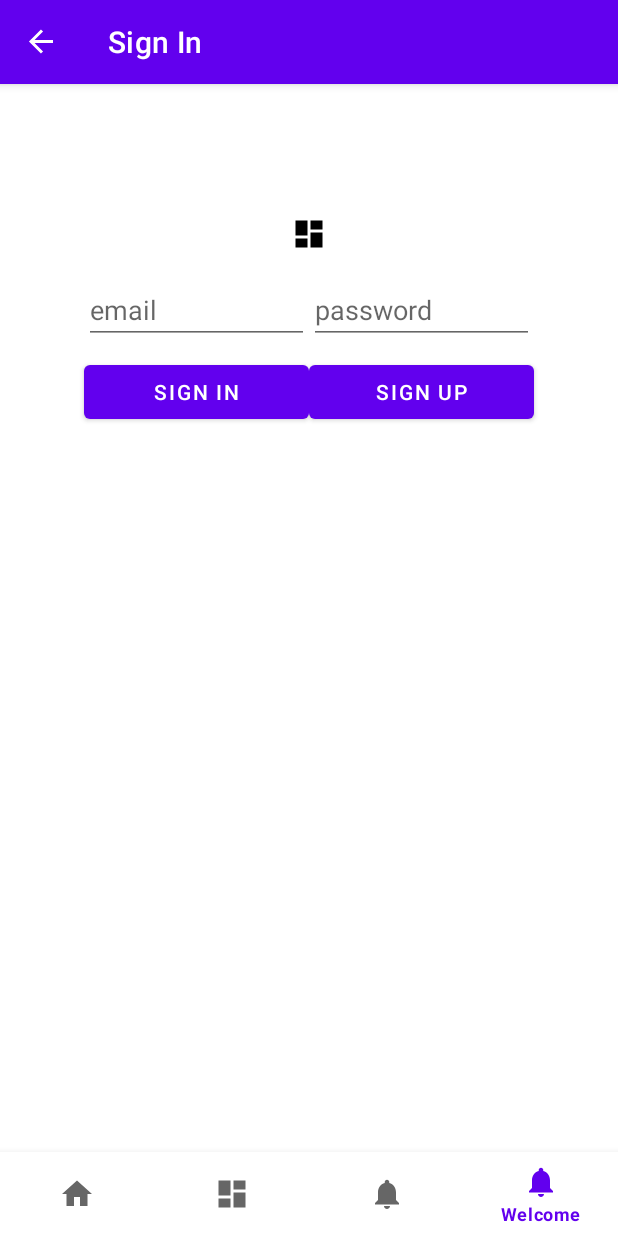
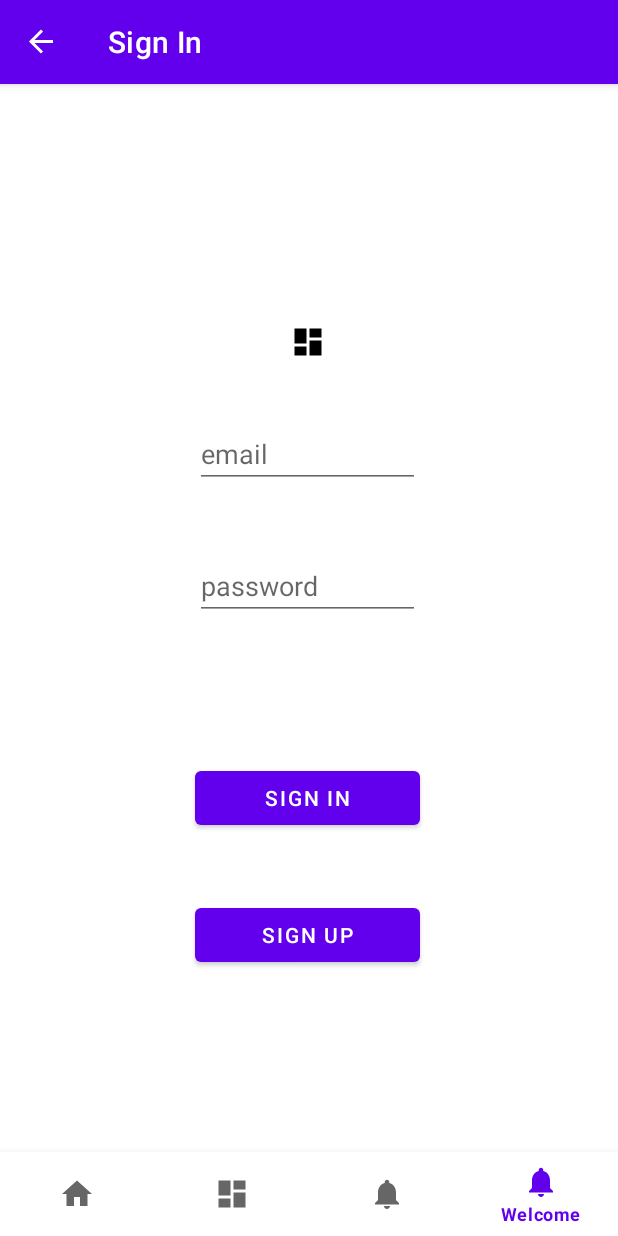
Before and after one commit to vivalavida624/HouseOnPalmProject, an Android app: the screen it shows after launch (MainActivity), item 4 of the bottom bar chosen, on a phone screen of 412 x 824 dp. Run offline under Robolectric (Android 15) with nearby library versions, the phone set to English and light mode, and no system bars; our stand-ins replace Firebase (no records; nobody signed in at launch, a user with empty details on screens opened directly), navigation-ui.

Commit message:
implement broker CRUD,but will some issue

```diff
--- a/app/src/main/java/com/map08/houseonpalm/MainActivity.kt
+++ b/app/src/main/java/com/map08/houseonpalm/MainActivity.kt
@@ -26,7 +26,7 @@ class MainActivity : AppCompatActivity() {
         // menu should be considered as top level destinations.
         val appBarConfiguration = AppBarConfiguration(
             setOf(
-                R.id.navigation_home, R.id.navigation_dashboard, R.id.navigation_notifications
+                R.id.navigation_home, R.id.navigation_broker, R.id.navigation_notifications
             )
         )
         setupActionBarWithNavController(navController, appBarConfiguration)
--- a/app/src/main/res/layout/fragment_sign_in.xml
+++ b/app/src/main/res/layout/fragment_sign_in.xml
@@ -1,6 +1,7 @@
 <?xml version="1.0" encoding="utf-8"?>
 <androidx.constraintlayout.widget.ConstraintLayout xmlns:android="http://schemas.android.com/apk/res/android"
     xmlns:app="http://schemas.android.com/apk/res-auto"
+    xmlns:tools="http://schemas.android.com/tools"
     android:layout_width="match_parent"
     android:layout_height="match_parent"
     android:paddingLeft="@dimen/activity_horizontal_margin"
@@ -24,8 +25,10 @@
         android:layout_width="wrap_content"
         android:layout_height="wrap_content"
         android:layout_centerHorizontal="true"
+        android:layout_marginTop="72dp"
         android:src="@drawable/ic_dashboard_black_24dp"
         app:layout_constraintEnd_toEndOf="parent"
+        app:layout_constraintHorizontal_bias="0.498"
         app:layout_constraintStart_toStartOf="parent"
         app:layout_constraintTop_toBottomOf="@+id/progressBar" />
 
@@ -33,14 +36,14 @@
         android:id="@+id/fieldEmail"
         android:layout_width="150dp"
         android:layout_height="wrap_content"
-        android:layout_marginTop="16dp"
+        android:layout_marginTop="40dp"
         android:ellipsize="end"
         android:hint="@string/hint_email"
         android:inputType="textEmailAddress"
         android:maxLines="1"
+        app:layout_constraintEnd_toEndOf="parent"
+        app:layout_constraintHorizontal_bias="0.497"
         app:layout_constraintHorizontal_chainStyle="packed"
-        app:layout_constraintEnd_toStartOf="@+id/fieldPassword"
-        app:layout_constraintHorizontal_bias="0.5"
         app:layout_constraintStart_toStartOf="parent"
         app:layout_constraintTop_toBottomOf="@+id/icon" />
 
@@ -48,35 +51,40 @@
         android:id="@+id/fieldPassword"
         android:layout_width="150dp"
         android:layout_height="wrap_content"
+        android:layout_marginTop="88dp"
         android:ellipsize="end"
         android:hint="@string/hint_password"
         android:inputType="textPassword"
         android:maxLines="1"
         app:layout_constraintEnd_toEndOf="parent"
-        app:layout_constraintHorizontal_bias="0.5"
-        app:layout_constraintStart_toEndOf="@+id/fieldEmail"
+        app:layout_constraintHorizontal_bias="0.497"
+        app:layout_constraintStart_toStartOf="parent"
         app:layout_constraintTop_toTopOf="@+id/fieldEmail" />
 
     <Button
         android:id="@+id/buttonSignIn"
         android:layout_width="150dp"
         android:layout_height="wrap_content"
-        android:layout_marginTop="8dp"
+        android:layout_marginBottom="252dp"
         android:text="@string/sign_in"
+        app:layout_constraintBottom_toBottomOf="parent"
+        app:layout_constraintEnd_toEndOf="parent"
+        app:layout_constraintHorizontal_bias="0.497"
         app:layout_constraintHorizontal_chainStyle="packed"
-        app:layout_constraintEnd_toStartOf="@+id/buttonSignUp"
-        app:layout_constraintHorizontal_bias="0.5"
         app:layout_constraintStart_toStartOf="parent"
-        app:layout_constraintTop_toBottomOf="@+id/fieldEmail" />
+        app:layout_constraintTop_toBottomOf="@+id/fieldPassword"
+        app:layout_constraintVertical_bias="1.0" />
 
     <Button
         android:id="@+id/buttonSignUp"
         android:layout_width="150dp"
         android:layout_height="wrap_content"
         android:text="@string/sign_up"
+        app:layout_constraintBottom_toBottomOf="parent"
         app:layout_constraintEnd_toEndOf="parent"
-        app:layout_constraintHorizontal_bias="0.5"
-        app:layout_constraintStart_toEndOf="@+id/buttonSignIn"
-        app:layout_constraintTop_toTopOf="@+id/buttonSignIn" />
+        app:layout_constraintHorizontal_bias="0.497"
+        app:layout_constraintStart_toStartOf="parent"
+        app:layout_constraintTop_toBottomOf="@+id/buttonSignIn"
+        app:layout_constraintVertical_bias="0.213" />
 
 </androidx.constraintlayout.widget.ConstraintLayout>
--- a/app/src/main/res/menu/bottom_nav_menu.xml
+++ b/app/src/main/res/menu/bottom_nav_menu.xml
@@ -7,9 +7,9 @@
         android:title="@string/title_home" />
 
     <item
-        android:id="@+id/navigation_dashboard"
+        android:id="@+id/navigation_broker"
         android:icon="@drawable/ic_dashboard_black_24dp"
-        android:title="@string/title_dashboard" />
+        android:title="@string/title_broker" />
 
     <item
         android:id="@+id/navigation_notifications"
--- a/app/src/main/res/navigation/mobile_navigation.xml
+++ b/app/src/main/res/navigation/mobile_navigation.xml
@@ -12,10 +12,10 @@
         tools:layout="@layout/fragment_home" />
 
     <fragment
-        android:id="@+id/navigation_dashboard"
-        android:name="com.map08.houseonpalm.ui.dashboard.DashboardFragment"
-        android:label="@string/title_dashboard"
-        tools:layout="@layout/fragment_dashboard" />
+        android:id="@+id/navigation_broker"
+        android:name="com.map08.houseonpalm.ui.broker.BrokerFragment"
+        android:label="@string/title_broker"
+        tools:layout="@layout/fragment_broker" />
 
     <fragment
         android:id="@+id/navigation_notifications"
--- a/app/src/main/res/values/strings.xml
+++ b/app/src/main/res/values/strings.xml
@@ -1,7 +1,7 @@
 <resources>
     <string name="app_name">HouseOnPalm</string>
     <string name="title_home">Home</string>
-    <string name="title_dashboard">Dashboard</string>
+    <string name="title_broker">Broker</string>
     <string name="title_notifications">Notifications</string><string name="menu_login">Log in</string>
     <string name="menu_logout">Log out</string>
     <string name="login_label">Log In</string>
```
Also changed, not shown: app/build.gradle.kts (+4 -6 lines), app/src/main/java/com/map08/houseonpalm/models/Broker.kt (added, +8 -0 lines), app/src/main/java/com/map08/houseonpalm/models/House.kt (added, +10 -0 lines), app/src/main/java/com/map08/houseonpalm/repository/BrokerRepository.kt (added, +45 -0 lines), app/src/main/java/com/map08/houseonpalm/repository/HouseRepository.kt (added, +49 -0 lines), app/src/main/java/com/map08/houseonpalm/ui/broker/BrokerAdapter.kt (added, +54 -0 lines), app/src/main/java/com/map08/houseonpalm/ui/broker/BrokerFragment.kt (added, +110 -0 lines), app/src/main/java/com/map08/houseonpalm/ui/broker/BrokerViewModel.kt (added, +36 -0 lines), app/src/main/java/com/map08/houseonpalm/ui/dashboard/DashboardFragment.kt (deleted, +0 -42 lines), app/src/main/java/com/map08/houseonpalm/ui/dashboard/DashboardViewModel.kt (deleted, +0 -13 lines), app/src/main/res/layout/dialog_add_broker.xml (added, +25 -0 lines), app/src/main/res/layout/fragment_broker.xml (added, +20 -0 lines), app/src/main/res/layout/fragment_dashboard.xml (deleted, +0 -22 lines), app/src/main/res/layout/item_broker.xml (added, +45 -0 lines).
